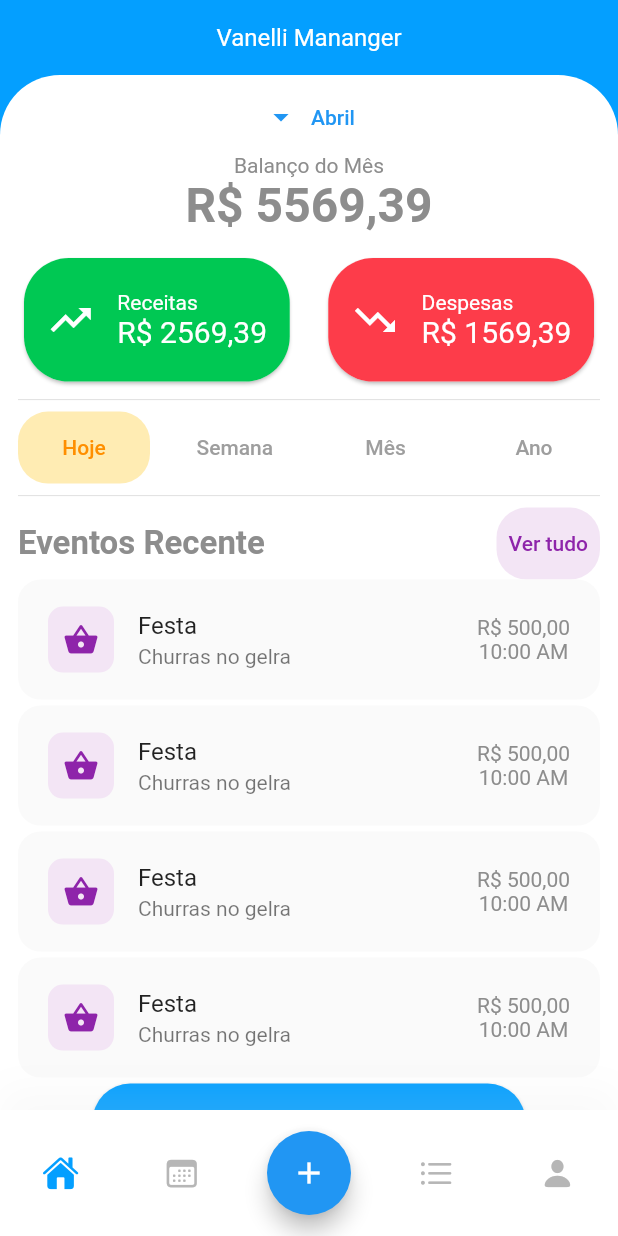
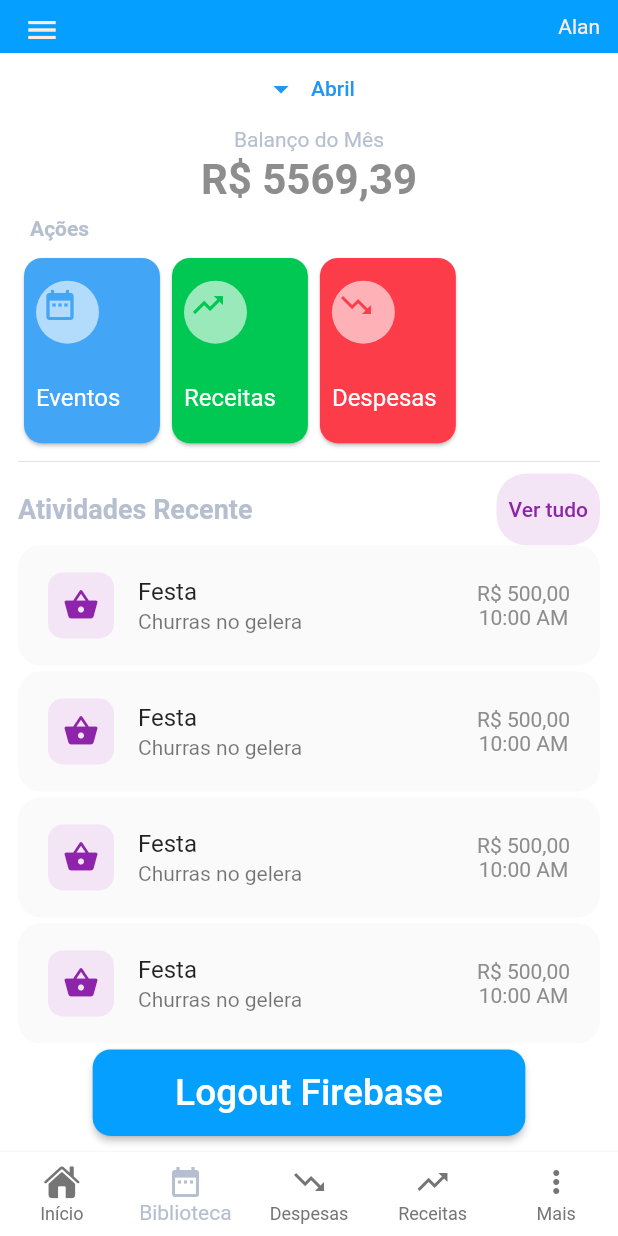
Before and after one commit to wagnervf/vanelliapp, a Flutter app: the HomeView screen opened by its route, after a tap on "Abril", on a phone screen of 412 x 824 dp. Run offline on Flutter 3.47's test engine with Material 2 defaults, Android fonts, the phone set to English and light mode, and no system bars; our stand-ins replace cloud_firestore, firebase_auth, firebase_core, flutter_masked_text2, font_awesome_flutter, get and 1 more; missing offline and left inert: validatorless; accounts and stored records are empty; Roboto replaces fonts that are missing (Muli).

Commit message:
Ajustes layout

```diff
--- a/lib/app/components/app_bar.dart
+++ b/lib/app/components/app_bar.dart
@@ -1,5 +1,7 @@
 import 'package:flutter/material.dart';
 import 'package:get/get.dart';
+import 'package:vanelliapp/app/components/constants.dart';
+import 'package:vanelliapp/app/theme.dart';
 
 class AppBarCustom extends StatelessWidget with PreferredSizeWidget {
   final double height;
@@ -9,7 +11,7 @@ class AppBarCustom extends StatelessWidget with PreferredSizeWidget {
 
   AppBarCustom({
     Key? key,
-    this.height = 50,
+    this.height = 35,
     required this.title,
     required this.color,
     required this.voltar,
@@ -19,32 +21,39 @@ class AppBarCustom extends StatelessWidget with PreferredSizeWidget {
   Widget build(BuildContext context) {
     return AppBar(
       brightness: Brightness.dark,
-      backgroundColor: color,
+      backgroundColor: kPrimaryColor,
       elevation: 0,
-      title: Text(
-        title,
-        style: TextStyle(color: color != null ? Colors.white : color),
-      ),
+      // title: Text(
+      //   title,
+      //   style: TextStyle(color: color),
+      // ),
       centerTitle: true,
       leading: Visibility(
         visible: voltar,
         child: IconButton(
-          icon: Icon(
+          icon: const Icon(
             Icons.arrow_back,
-            color: Colors.white,
+            color: kColorDespesas,
           ),
           onPressed: () => Get.back(),
         ),
+        replacement: IconButton(
+          icon: const Icon(
+            Icons.menu,
+            color: kPrimaryLightColor,
+          ),
+          onPressed: () {},
+        ),
       ),
-      actions: <Widget>[
-        // IconButton(
-        //   icon: SvgPicture.asset("assets/icons/share.svg"),
-        //   onPressed: () {},
-        // ),
-        // IconButton(
-        //   icon: SvgPicture.asset("assets/icons/more.svg"),
-        //   onPressed: () {},
-        // ),
+      actions: [
+        const Padding(
+          padding: EdgeInsets.symmetric(horizontal: 12.0),
+          child: Center(
+              child: Text(
+            'Alan',
+            style: TextStyle(color: kPrimaryLightColor),
+          )),
+        ),
       ],
     );
   }
--- a/lib/app/components/buttom_nav_bar.dart
+++ b/lib/app/components/buttom_nav_bar.dart
@@ -2,8 +2,10 @@ import 'package:flutter/cupertino.dart';
 import 'package:flutter/material.dart';
 
 import 'package:get/get.dart';
+import 'package:vanelliapp/app/modules/despesas/views/despesas_view.dart';
 import 'package:vanelliapp/app/modules/event/views/event_view.dart';
 import 'package:vanelliapp/app/modules/home/views/home_view.dart';
+import 'package:vanelliapp/app/modules/receitas/views/receitas_view.dart';
 import 'package:vanelliapp/app/perfil/views/perfil_view.dart';
 import 'package:vanelliapp/app/shared/enums.dart';
 import 'package:vanelliapp/app/theme.dart';
@@ -11,191 +13,216 @@ import 'package:vanelliapp/app/theme.dart';
 import 'components_utils.dart';
 import 'constants.dart';
 
-class BottomNavBar extends StatelessWidget {
-  const BottomNavBar({
-    Key? key,
-    required this.selectedMenu,
-  }) : super(key: key);
-
-  final MenuState selectedMenu;
+class BottomNavigationBarCustom extends StatelessWidget {
+  //final ControllerGlobal dashController = Get.put(ControllerGlobal());
+  final dashController = 1;
 
   @override
   Widget build(BuildContext context) {
-    const Color inActiveIconColor = Color(0xFFB6B6B6);
-    final size = MediaQuery.of(context).size;
-    return Container(
-      padding: const EdgeInsets.symmetric(vertical: 14),
-      decoration: BoxDecoration(
-        color: Colors.white,
-        boxShadow: [
-          BoxShadow(
-            offset: const Offset(0, -15),
-            blurRadius: 20,
-            color: const Color(0xFFDADADA).withOpacity(0.15),
-          ),
-        ],
-      ),
-      child: SafeArea(
-        top: false,
-        child: Row(
-          mainAxisAlignment: MainAxisAlignment.spaceAround,
-          children: [
-            iconHome(inActiveIconColor),
-            iconCalendar(inActiveIconColor),
-            floatButton(size, context),
-            iconList(inActiveIconColor),
-            iconProfile(inActiveIconColor),
-          ],
+    return BottomNavigationBar(
+      unselectedItemColor: Colors.grey[600],
+      selectedItemColor: ksecondaryColor,
+      onTap: _changePage,
+      currentIndex: dashController,
+      iconSize: 24.0,
+      showSelectedLabels: true,
+      showUnselectedLabels: true,
+      type: BottomNavigationBarType.fixed,
+      backgroundColor: Colors.white,
+      elevation: 2,
+      // ignore: prefer_const_literals_to_create_immutables
+      items: [
+        const BottomNavigationBarItem(
+          icon: Icon(CupertinoIcons.house_fill),
+          label: 'Início',
         ),
-      ),
+        const BottomNavigationBarItem(
+          icon: Icon(Icons.date_range),
+          label: 'Biblioteca',
+        ),
+        const BottomNavigationBarItem(
+          icon: Icon(Icons.trending_down),
+          label: 'Despesas',
+        ),
+        const BottomNavigationBarItem(
+          icon: Icon(Icons.trending_up),
+          label: 'Receitas',
+        ),
+        const BottomNavigationBarItem(
+          icon: Icon(Icons.more_vert),
+          label: 'Mais',
+        ),
+      ],
     );
   }
 
-  FloatingActionButton floatButton(Size size, BuildContext context) {
-    return FloatingActionButton(
-      child: const Icon(Icons.add),
-      onPressed: () => _configurandoModalBottomSheet(size, context),
-    );
-  }
+  void _changePage(int index) {
+    // dashController.changeTabIndex(index);
 
-  void _configurandoModalBottomSheet(Size size, context) {
-    showModalBottomSheet(
-        shape: const RoundedRectangleBorder(
-          borderRadius: BorderRadius.only(
-            topLeft: Radius.circular(120),
-            topRight: Radius.circular(120),
-          ),
-        ),
-        backgroundColor: Colors.transparent,
-        context: context,
-        builder: (BuildContext bc) {
-          return Container(
-            height: size.height * .25,
-            padding: const EdgeInsets.all(12.0),
-            child: Center(
-              child: Wrap(
-                alignment: WrapAlignment.spaceBetween,
-                crossAxisAlignment: WrapCrossAlignment.center,
-                spacing: 8.0,
-                children: <Widget>[
-                  Container(
-                    margin: const EdgeInsets.only(top: 24.0),
-                    child: buttonsModal(
-                      text: 'Evento',
-                      color: kPrimaryColor,
-                      icon: Icons.event,
-                      page: '/event',
-                    ),
-                  ),
-                  Container(
-                    margin: const EdgeInsets.only(bottom: 44),
-                    child: buttonsModal(
-                      text: 'Receita',
-                      color: kColorReceitas,
-                      icon: Icons.trending_up,
-                      page: '/receitas',
-                    ),
-                  ),
-                  Container(
-                    margin: const EdgeInsets.only(top: 24.0),
-                    child: buttonsModal(
-                      text: 'Despesa',
-                      color: kColorDespesas,
-                      icon: Icons.trending_down,
-                      page: '/despesas',
-                    ),
-                  ),
-                ],
-              ),
-            ),
-          );
-        });
-  }
-
-  ElevatedButton buttonsModal(
-      {required Color color,
-      required IconData icon,
-      required String text,
-      required String page}) {
-    return ElevatedButton(
-      onPressed: () => Get.toNamed(page),
-      child: Column(
-        children: [
-          Icon(
-            icon,
-            color: Colors.white,
-            size: 25.0,
-          ),
-          Text(
-            text,
-            textAlign: TextAlign.start,
-            style: const TextStyle(
-              color: Colors.white,
-              fontSize: 20.0,
-            ),
-          ),
-        ],
-      ),
-      style: ElevatedButton.styleFrom(
-        elevation: 4.0,
-        primary: color,
-        alignment: Alignment.center,
-        padding: const EdgeInsets.all(18.0),
-        shape: RoundedRectangleBorder(
-          borderRadius: BorderRadius.circular(80),
-        ),
-      ),
-    );
-  }
-
-  IconButton iconProfile(Color inActiveIconColor) {
-    return IconButton(
-      icon: Icon(
-        CupertinoIcons.person_fill,
-        color: MenuState.profile == selectedMenu
-            ? kPrimaryColor
-            : inActiveIconColor,
-      ),
-      onPressed: () => Get.to(() => PerfilView()),
-    );
-  }
-
-  IconButton iconList(Color inActiveIconColor) {
-    return IconButton(
-      icon: Icon(
-        CupertinoIcons.list_bullet,
-        color:
-            MenuState.list == selectedMenu ? kPrimaryColor : inActiveIconColor,
-      ),
-      onPressed: () => Get.to(
-        () => HomeView(),
-      ),
-    );
-  }
-
-  IconButton iconCalendar(Color inActiveIconColor) {
-    return IconButton(
-      icon: Icon(
-        CupertinoIcons.calendar,
-        color:
-            MenuState.event == selectedMenu ? kPrimaryColor : inActiveIconColor,
-      ),
-      onPressed: () => Get.to(
-        () => EventView(),
-      ),
-    );
-  }
-
-  IconButton iconHome(Color inActiveIconColor) {
-    return IconButton(
-      icon: Icon(
-        CupertinoIcons.house_fill,
-        color:
-            MenuState.home == selectedMenu ? kPrimaryColor : inActiveIconColor,
-      ),
-      onPressed: () => Get.to(
-        () => HomeView(),
-      ),
-    );
+    switch (index) {
+      case 0:
+        Get.to(() => HomeView());
+        break;
+      case 1:
+        Get.to(() => EventView());
+        break;
+      case 2:
+        Get.to(() => DespesasView());
+        break;
+      case 3:
+        Get.to(() => ReceitasView());
+        break;
+    }
   }
 }
+
+
+
+  // Container(
+  //   padding: const EdgeInsets.symmetric(vertical: 14),
+  //   decoration: BoxDecoration(
+  //     color: Colors.white,
+  //     boxShadow: [
+  //       BoxShadow(
+  //         offset: const Offset(0, -15),
+  //         blurRadius: 20,
+  //         color: const Color(0xFFDADADA).withOpacity(0.15),
+  //       ),
+  //     ],
+  //   ),
+  //   child: SafeArea(
+  //     top: false,
+  //     child: Row(
+  //       mainAxisAlignment: MainAxisAlignment.spaceAround,
+  //       children: [
+  //         iconHome(inActiveIconColor),
+  //         iconEventos(inActiveIconColor),
+  //         iconDespesas(inActiveIconColor),
+  //         iconReceitas(inActiveIconColor),
+  //         iconMore(inActiveIconColor),
+  //       ],
+  //     ),
+  //   ),
+  // );
+
+
+
+
+  // ElevatedButton buttonsModal(
+  //     {required Color color,
+  //     required IconData icon,
+  //     required String text,
+  //     required String page}) {
+  //   return ElevatedButton(
+  //     onPressed: () => Get.toNamed(page),
+  //     child: Column(
+  //       children: [
+  //         Icon(
+  //           icon,
+  //           color: Colors.white,
+  //           size: 25.0,
+  //         ),
+  //         Text(
+  //           text,
+  //           textAlign: TextAlign.start,
+  //           style: const TextStyle(
+  //             color: Colors.white,
+  //             fontSize: 20.0,
+  //           ),
+  //         ),
+  //       ],
+  //     ),
+  //     style: ElevatedButton.styleFrom(
+  //       elevation: 4.0,
+  //       primary: color,
+  //       alignment: Alignment.center,
+  //       padding: const EdgeInsets.all(18.0),
+  //       shape: RoundedRectangleBorder(
+  //         borderRadius: BorderRadius.circular(80),
+  //       ),
+  //     ),
+  //   );
+  // }
+
+
+//   iconHome(Color inActiveIconColor) {
+//     return Container(
+//       height: 40,
+//       alignment: Alignment.topCenter,
+//       child: Column(
+//         mainAxisAlignment: MainAxisAlignment.start,
+//         crossAxisAlignment: CrossAxisAlignment.center,
+//         children: [
+//           IconButton(
+//             icon: Icon(
+//               CupertinoIcons.house_fill,
+//               color: MenuState.home == widget.selectedMenu
+//                   ? kPrimaryColor
+//                   : inActiveIconColor,
+//             ),
+//             onPressed: () => Get.to(
+//               () => HomeView(),
+//             ),
+//           ),
+//           const Text('Início'),
+//         ],
+//       ),
+//     );
+//   }
+
+//   IconButton iconEventos(Color inActiveIconColor) {
+//     return IconButton(
+//       icon: Icon(
+//         Icons.date_range,
+//         color:
+//             MenuState.event == widget.selectedMenu ? kPrimaryColor : inActiveIconColor,
+//       ),
+//       onPressed: () => Get.to(
+//         () => EventView(),
+//       ),
+//     );
+//   }
+
+//   IconButton iconDespesas(Color inActiveIconColor) {
+//     return IconButton(
+//       icon: Icon(
+//         Icons.trending_down,
+//         color:
+//             MenuState.list == widget.selectedMenu ? kPrimaryColor : inActiveIconColor,
+//       ),
+//       onPressed: () => Get.to(
+//         () => HomeView(),
+//       ),
+//     );
+//   }
+
+//   IconButton iconReceitas(Color inActiveIconColor) {
+//     return IconButton(
+//       icon: Icon(
+//         Icons.trending_up,
+//         color: MenuState.profile == widget.selectedMenu
+//             ? kPrimaryColor
+//             : inActiveIconColor,
+//       ),
+//       onPressed: () => Get.to(() => PerfilView()),
+//     );
+//   }
+
+//   IconButton iconMore(Color inActiveIconColor) {
+//     return IconButton(
+//       icon: Icon(
+//         Icons.more_vert,
+//         color: MenuState.profile == widget.selectedMenu
+//             ? kPrimaryColor
+//             : inActiveIconColor,
+//       ),
+//       onPressed: () => Get.to(() => PerfilView()),
+//     );
+//   }
+// }
+
+//   @override
+//   Widget build(BuildContext context) {
+//     // TODO: implement build
+//     throw UnimplementedError();
+//   }
--- a/lib/app/components/components_utils.dart
+++ b/lib/app/components/components_utils.dart
@@ -69,41 +69,43 @@ class Componentsutils {
     required Size size,
     required IconData icon,
     required String title,
-    required String valor,
+    // required String valor,
     required Color color,
   }) {
     return Card(
       shape: RoundedRectangleBorder(
-        borderRadius: BorderRadius.circular(30),
+        borderRadius: BorderRadius.circular(12),
       ),
       child: Container(
-        width: size.width * .43,
-        height: size.height * .1,
+        width: size.width * .22,
+        height: size.height * .15,
+        padding: const EdgeInsets.fromLTRB(8, 2, 8, 8),
         decoration: BoxDecoration(
           color: color,
-          borderRadius: BorderRadius.circular(30),
+          borderRadius: BorderRadius.circular(12),
         ),
-        child: Row(
-          mainAxisAlignment: MainAxisAlignment.spaceEvenly,
+        child: Column(
+          mainAxisAlignment: MainAxisAlignment.spaceAround,
+          crossAxisAlignment: CrossAxisAlignment.start,
           children: [
-            Icon(
-              icon,
-              color: Colors.white,
-              size: 32.0,
+            Container(
+              width: 42.0,
+              height: 42.0,
+              alignment: Alignment.topLeft,
+              padding: const EdgeInsets.only(left: 4.0, top: 4.0),
+              decoration: BoxDecoration(
+                color: Colors.white60,
+                borderRadius: BorderRadius.circular(50),
+              ),
+              child: Icon(
+                icon,
+                color: color,
+                size: 24.0,
+              ),
             ),
-            Column(
-              crossAxisAlignment: CrossAxisAlignment.start,
-              mainAxisAlignment: MainAxisAlignment.center,
-              children: [
-                Text(
-                  title,
-                  style: TextStyle(color: Colors.white),
-                ),
-                Text(
-                  valor,
-                  style: TextStyle(color: Colors.white, fontSize: 20.0),
-                ),
-              ],
+            Text(
+              title,
+              style: const TextStyle(color: Colors.white, fontSize: 16.0),
             ),
           ],
         ),
--- a/lib/app/components/constants.dart
+++ b/lib/app/components/constants.dart
@@ -2,6 +2,7 @@ import 'package:flutter/material.dart';
 
 const kColorDespesas = Color(0xFFFD3C4A);
 const kColorReceitas = Color(0xFF00c853);
+const kColorEventos = Color(0xFF42a5f5);
 const ksecondaryColor = Color(0xFFB5BFD0);
 const kTextColor = Color(0xFF50505D);
 const kTextLightColor = Color(0xFF6A727D);
--- a/lib/app/modules/home/views/home_view.dart
+++ b/lib/app/modules/home/views/home_view.dart
@@ -4,17 +4,15 @@ import 'package:vanelliapp/app/components/app_bar.dart';
 import 'package:vanelliapp/app/components/buttom_nav_bar.dart';
 import 'package:vanelliapp/app/components/components_utils.dart';
 import 'package:vanelliapp/app/components/constants.dart';
-import 'package:vanelliapp/app/components/decorations.dart';
 import 'package:vanelliapp/app/modules/despesas/views/despesas_view.dart';
 import 'package:vanelliapp/app/modules/login/controllers/login_controller.dart';
 import 'package:vanelliapp/app/modules/receitas/views/receitas_view.dart';
 import 'package:vanelliapp/app/modules/user/controllers/user_controller.dart';
-import 'package:vanelliapp/app/shared/enums.dart';
 import 'package:vanelliapp/app/shared/size_config.dart';
 import 'package:vanelliapp/app/theme.dart';
 
 class HomeView extends StatelessWidget {
-  final LoginController loginController = Get.find();
+  final loginController = Get.put(LoginController());
 
   //get kColorReceitas => null;
 
@@ -41,14 +39,13 @@ class HomeView extends StatelessWidget {
           ),
         ),
       ),
-      bottomNavigationBar: const BottomNavBar(selectedMenu: MenuState.home),
+      bottomNavigationBar: BottomNavigationBarCustom(),
     );
   }
 
   Container buildHeaderHome(BuildContext context) {
     return Container(
       color: kPrimaryColor,
-      //height: getWidth(context) * .03,
       width: double.infinity,
       alignment: Alignment.topCenter,
     );
@@ -56,46 +53,16 @@ class HomeView extends StatelessWidget {
 
   Container buildBodyHome(Size size, BuildContext context) {
     return Container(
-      decoration: Decorations.boxDecorationCircular(),
-      //height: size.height,
+      color: Colors.white,
       width: double.infinity,
       padding: const EdgeInsets.symmetric(horizontal: 12.0),
       child: Column(
         mainAxisAlignment: MainAxisAlignment.start,
         children: [
-          const SizedBox(height: 4.0),
           buildBalanco(),
-          const SizedBox(height: 12.0),
-          Row(
-            mainAxisAlignment: MainAxisAlignment.spaceBetween,
-            children: [
-              Componentsutils.cardInformation(
-                size: size,
-                icon: Icons.trending_up,
-                title: 'Receitas',
-                valor: "R\$ 2569,39",
-                color: kColorReceitas,
-              ),
-              //const SizedBox(width: 8.0),
-              Componentsutils.cardInformation(
-                size: size,
-                icon: Icons.trending_down,
-                title: 'Despesas',
-                valor: "R\$ 1569,39",
-                color: kColorDespesas,
-              ),
-            ],
-          ),
-          const Divider(),
-          Row(
-            mainAxisAlignment: MainAxisAlignment.spaceBetween,
-            children: [
-              buttonSelectPeriodo(title: 'Hoje', active: true),
-              buttonSelectPeriodo(title: 'Semana', active: false),
-              buttonSelectPeriodo(title: 'Mês', active: false),
-              buttonSelectPeriodo(title: 'Ano', active: false),
-            ],
-          ),
+          // const SizedBox(height: 12.0),
+          textAcao(),
+          rowCards(size),
           const Divider(),
           Column(
             children: [
@@ -109,6 +76,43 @@ class HomeView extends StatelessWidget {
           logoutFirebase(context),
           testes()
         ],
+      ),
+    );
+  }
+
+  Row rowCards(Size size) {
+    return Row(
+      mainAxisAlignment: MainAxisAlignment.start,
+      children: [
+        Componentsutils.cardInformation(
+          size: size,
+          icon: Icons.date_range,
+          title: 'Eventos',
+          color: kColorEventos,
+        ),
+        Componentsutils.cardInformation(
+          size: size,
+          icon: Icons.trending_up,
+          title: 'Receitas',
+          color: kColorReceitas,
+        ),
+        Componentsutils.cardInformation(
+          size: size,
+          icon: Icons.trending_down,
+          title: 'Despesas',
+          color: kColorDespesas,
+        ),
+      ],
+    );
+  }
+
+  Container textAcao() {
+    return Container(
+      alignment: Alignment.topLeft,
+      padding: const EdgeInsets.all(8.0),
+      child: const Text(
+        'Ações',
+        style: TextStyle(fontWeight: FontWeight.bold, color: ksecondaryColor),
       ),
     );
   }
@@ -133,8 +137,8 @@ class HomeView extends StatelessWidget {
             color: Colors.purple[600],
           ),
         ),
-        title: Text('Festa'),
-        subtitle: Text('Churras no gelra'),
+        title: const Text('Festa'),
+        subtitle: const Text('Churras no gelera'),
         trailing: Column(
           mainAxisAlignment: MainAxisAlignment.center,
           children: [
@@ -151,8 +155,11 @@ class HomeView extends StatelessWidget {
       mainAxisAlignment: MainAxisAlignment.spaceBetween,
       children: [
         const Text(
-          'Eventos Recente',
-          style: TextStyle(fontSize: 22.0, fontWeight: FontWeight.bold),
+          'Atividades Recente',
+          style: TextStyle(
+              fontSize: 18.0,
+              fontWeight: FontWeight.bold,
+              color: ksecondaryColor),
         ),
         Container(
           padding: EdgeInsets.zero,
@@ -197,13 +204,19 @@ class HomeView extends StatelessWidget {
       children: [
         TextButton.icon(
           onPressed: () {},
-          icon: Icon(Icons.arrow_drop_down),
-          label: Text('Abril'),
+          icon: const Icon(Icons.arrow_drop_down),
+          label: const Text('Abril'),
         ),
-        Text('Balanço do Mês'),
-        Text(
+        const Padding(
+          padding: EdgeInsets.all(2.0),
+          child: Text(
+            'Balanço do Mês',
+            style: TextStyle(color: ksecondaryColor),
+          ),
+        ),
+        const Text(
           'R\$ 5569,39',
-          style: TextStyle(fontSize: 32.0, fontWeight: FontWeight.bold),
+          style: TextStyle(fontSize: 28.0, fontWeight: FontWeight.bold),
         ),
       ],
     );
--- a/lib/app/perfil/views/perfil_view.dart
+++ b/lib/app/perfil/views/perfil_view.dart
@@ -1,6 +1,5 @@
 import 'package:flutter/material.dart';
 import 'package:vanelliapp/app/components/buttom_nav_bar.dart';
-import 'package:vanelliapp/app/shared/enums.dart';
 import 'package:get/get.dart';
 
 import '../controllers/perfil_controller.dart';
@@ -16,9 +15,7 @@ class PerfilView extends GetView<PerfilController> {
         centerTitle: true,
       ),
       body: PerfilBodyView(),
-      bottomNavigationBar: const BottomNavBar(
-        selectedMenu: MenuState.profile,
-      ),
+      bottomNavigationBar: BottomNavigationBarCustom(),
     );
   }
 }
--- a/lib/app/theme.dart
+++ b/lib/app/theme.dart
@@ -144,7 +144,7 @@ ButtonStyle styleElevatedButton() {
   return ElevatedButton.styleFrom(
     primary: kPrimaryColor,
     shape: RoundedRectangleBorder(
-      borderRadius: BorderRadius.circular(25),
+      borderRadius: BorderRadius.circular(12),
     ),
   );
 }
```
